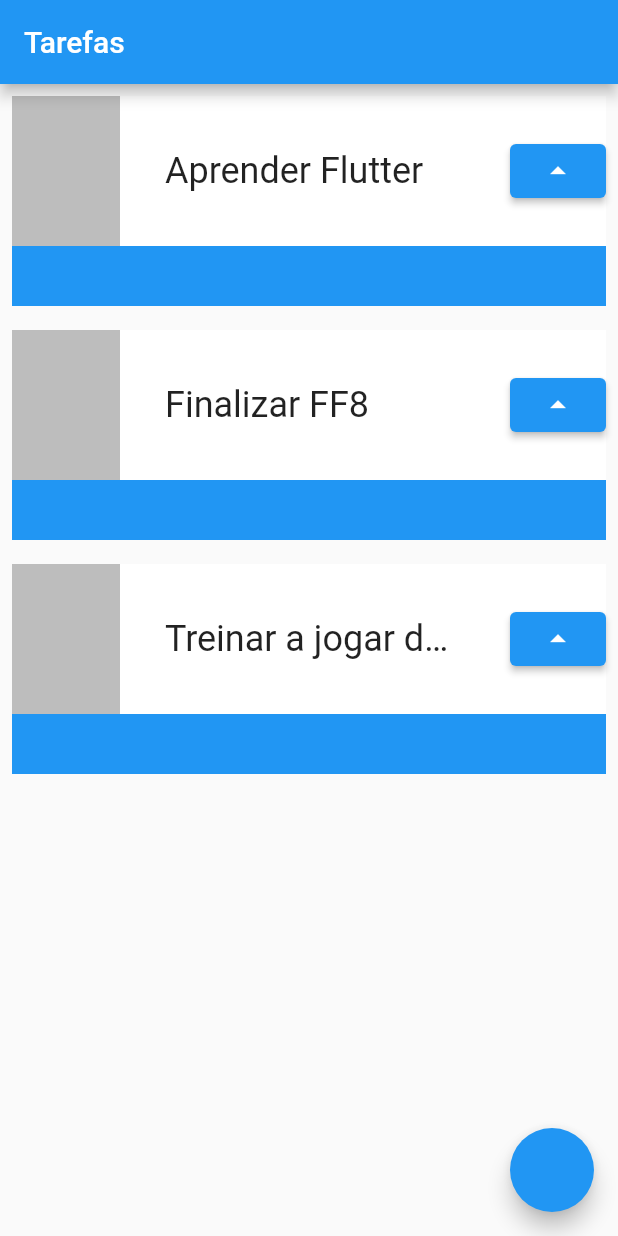
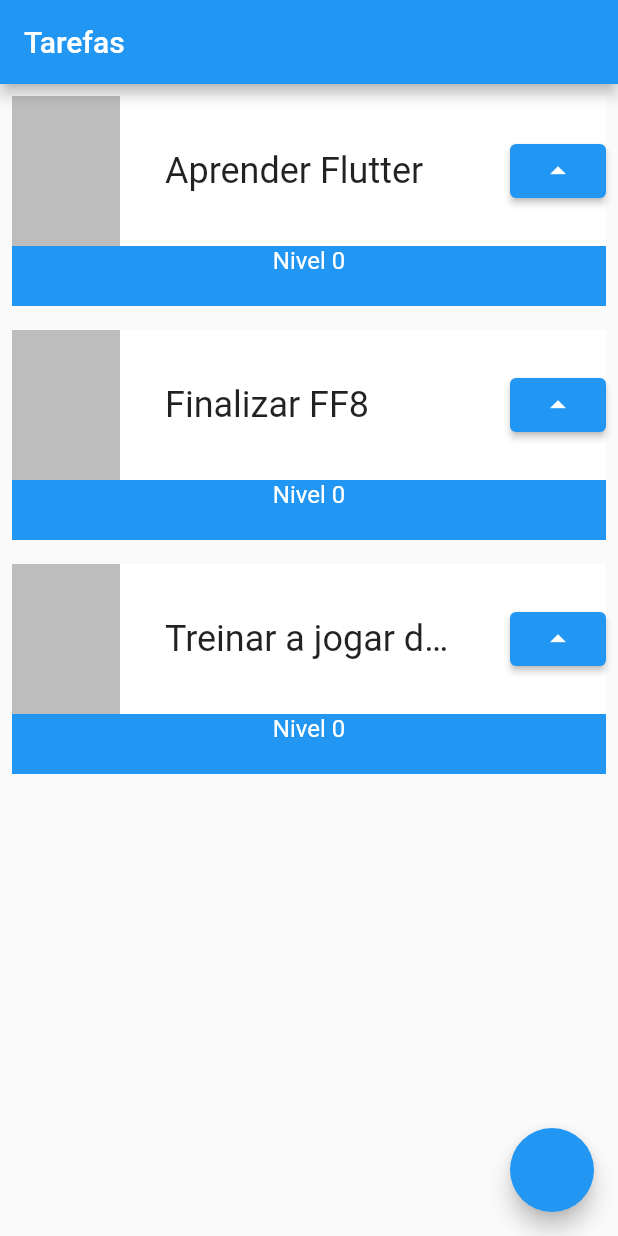
Before and after one commit to AAlan12/flutter-praticas, a Flutter app: the screen it shows after launch, on a phone screen of 412 x 824 dp. Run offline on Flutter 3.47's test engine with Material 2 defaults, Android fonts, the phone set to English and light mode, and no system bars.

```diff
--- a/lib/main.dart
+++ b/lib/main.dart
@@ -29,10 +29,18 @@ class MyApp extends StatelessWidget {
   }
 }
 
-class Task extends StatelessWidget {
+class Task extends StatefulWidget {
+
   final String nome;
+
   const Task(this.nome, {Key? key}) : super(key: key);
 
+  @override
+  State<Task> createState() => _TaskState();
+}
+
+class _TaskState extends State<Task> {
+  int nivel = 0;
   @override
   Widget build(BuildContext context) {
     return Padding(
@@ -44,6 +52,8 @@ class Task extends StatelessWidget {
               color: Colors.blue,
               height: 140,
             ),
+            Column(
+              children: [
                 Container(
                   color: Colors.white,
                   height: 100,
@@ -58,7 +68,7 @@ class Task extends StatelessWidget {
                       Container(
                         width: 200,
                         child: Text(
-                      nome,
+                          widget.nome,
                           style: TextStyle(
                             fontSize: 24,
                             overflow: TextOverflow.ellipsis,
@@ -66,9 +76,20 @@ class Task extends StatelessWidget {
                         ),
                       ),
                       ElevatedButton(
-                      onPressed: () {}, child: Icon(Icons.arrow_drop_up))
+                          onPressed: () {
+                            setState(() {
+                              nivel++;
+                            });
+                          },
+                          child: Icon(Icons.arrow_drop_up))
                     ],
                   ),
+                ),
+                Text(
+                  'Nivel $nivel',
+                  style: TextStyle(color: Colors.white, fontSize: 16),
+                ),
+              ],
             )
           ],
         ),
```
Lines whose indentation alone changed are shown as unchanged.
